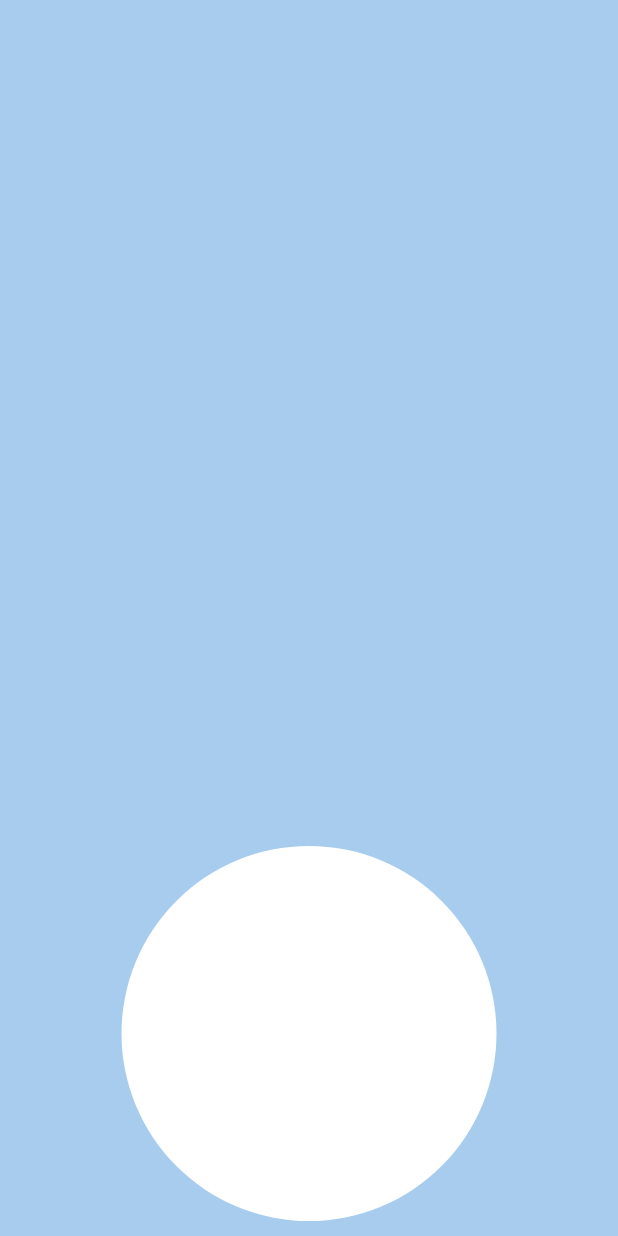
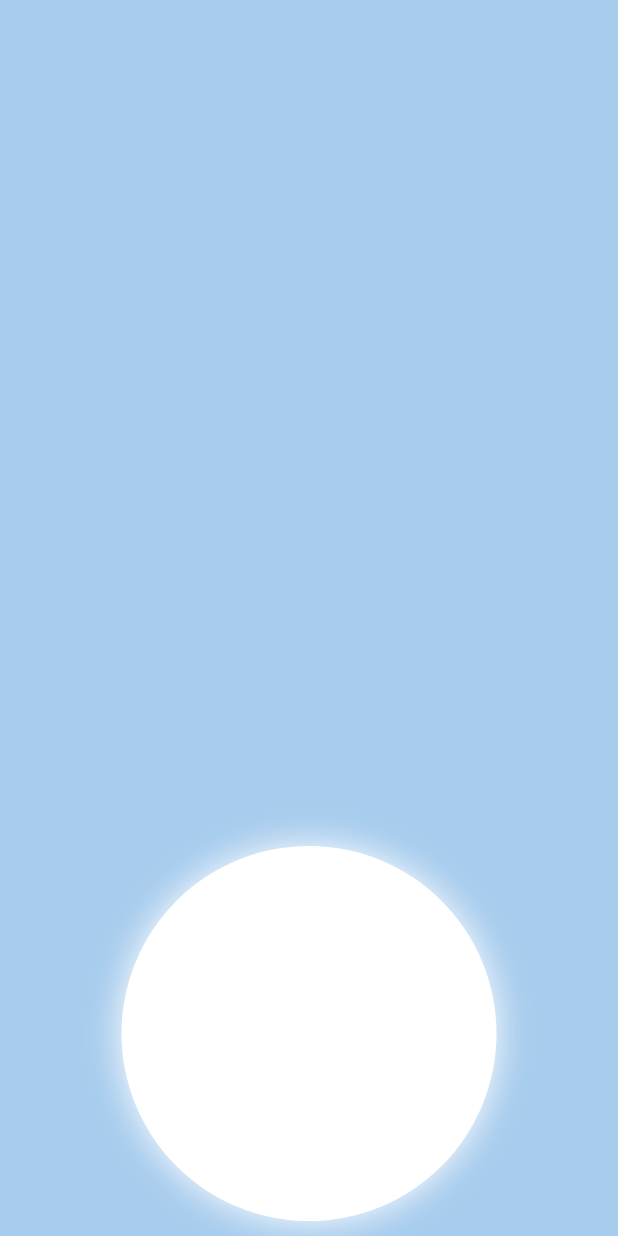
Before and after one commit to str122-xyz/Kelompok-4-trio, a Flutter app: the SplashZeinn screen opened directly, on a phone screen of 412 x 824 dp. Run offline on Flutter 3.47's test engine with Material 3 defaults, Android fonts, the phone set to English and light mode, and no system bars; our stand-ins replace firebase_auth, firebase_core; accounts and stored records are empty.

Commit message:
kotak bayangan warna putih

```diff
--- a/lib/screens/splash/splash_screen_2.dart
+++ b/lib/screens/splash/splash_screen_2.dart
@@ -33,6 +33,9 @@ class SplashZeinn extends StatelessWidget {
                     decoration: BoxDecoration(
                       shape: BoxShape.circle,
                       color: Colors.white,
+                      boxShadow: const [
+                        BoxShadow(color: Colors.white, blurRadius: 20),
+                      ],
                     ),
                   ),
                 ),
```
